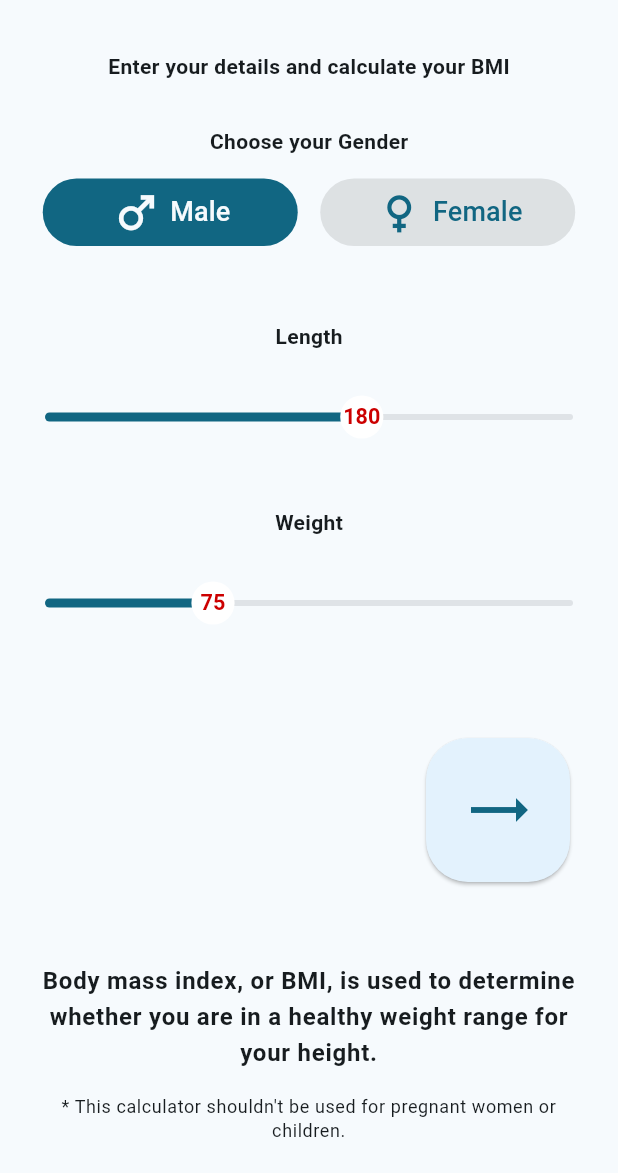
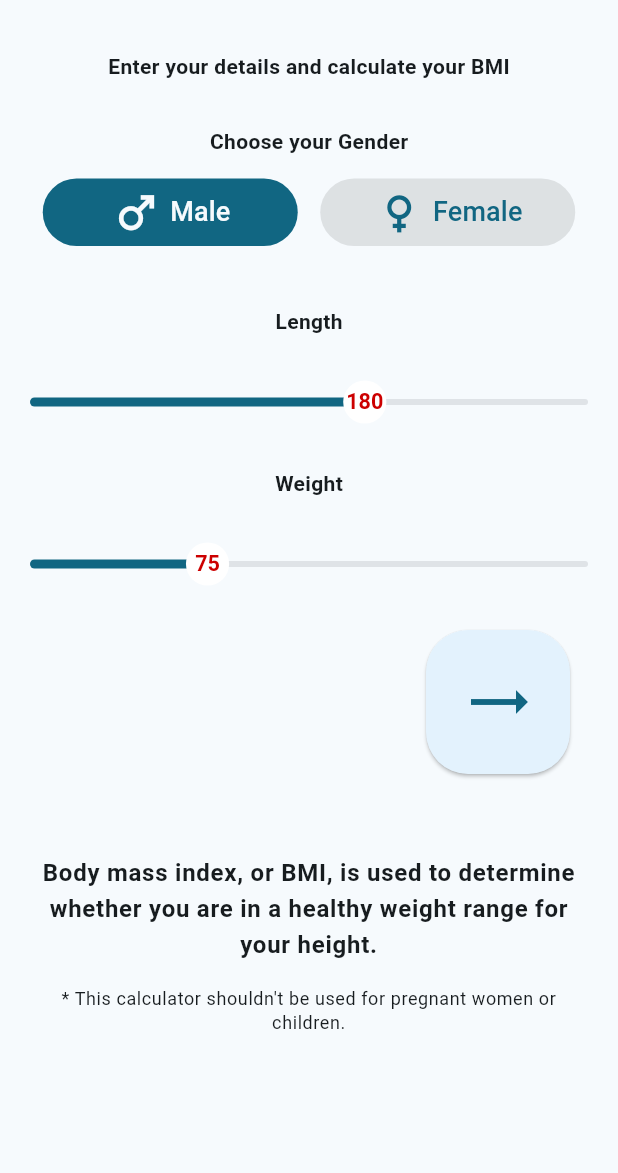
Before and after one commit to GhekkoNL/nl.ghekko.bmi, a Flutter app: the screen it shows after launch, on a phone screen of 412 x 824 dp, the part 63-1236 px from its top. Run offline on Flutter 3.47's test engine with Material 3 defaults, Android fonts, the phone set to English and light mode, and no system bars; our stand-ins replace flutter_riverpod, freezed_annotation, gap, get.

Commit message:
Small layout change

```diff
--- a/lib/app.dart
+++ b/lib/app.dart
@@ -104,7 +104,7 @@ class BMIAppState extends ConsumerState<BMIApp> {
             ),
             const Gap(20),
             Container(
-              margin: const EdgeInsets.all(30),
+              margin: const EdgeInsets.all(20),
               child: Column(
                 children: [
                   Text('length'.tr,
@@ -113,7 +113,7 @@ class BMIAppState extends ConsumerState<BMIApp> {
                     ),
                   ),
                   Padding(
-                    padding: const EdgeInsets.only(top: 20, bottom: 36),
+                    padding: const EdgeInsets.only(top: 20, bottom: 20),
                     child: HeightSlider(onHeightChanged: _onHeightChanged),
                   ),
                   Text('weight'.tr,
@@ -122,7 +122,7 @@ class BMIAppState extends ConsumerState<BMIApp> {
                     ),
                   ),
                   Padding(
-                    padding: const EdgeInsets.only(top: 20, bottom: 36),
+                    padding: const EdgeInsets.only(top: 20),
                     child: WeightSlider(onWeightChanged: _onWeightChanged),
                   ),
                 ],
--- a/lib/app/widgets/bottom_content.dart
+++ b/lib/app/widgets/bottom_content.dart
@@ -1,6 +1,5 @@
 import 'package:flutter/material.dart';
 import 'package:flutter_riverpod/flutter_riverpod.dart';
-
 import '../models/bmi.dart';
 import '../models/bmi_view_model.dart';
 import 'bmi_info.dart';
```
